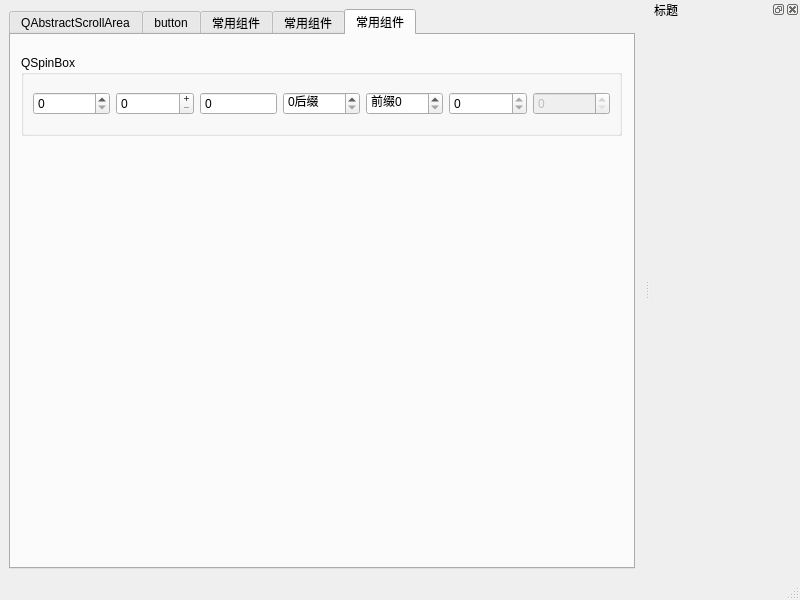
Old version of the form QStyleDemo/QssDemo/mainwindow.ui in the repository mahuifa/QMDemo.
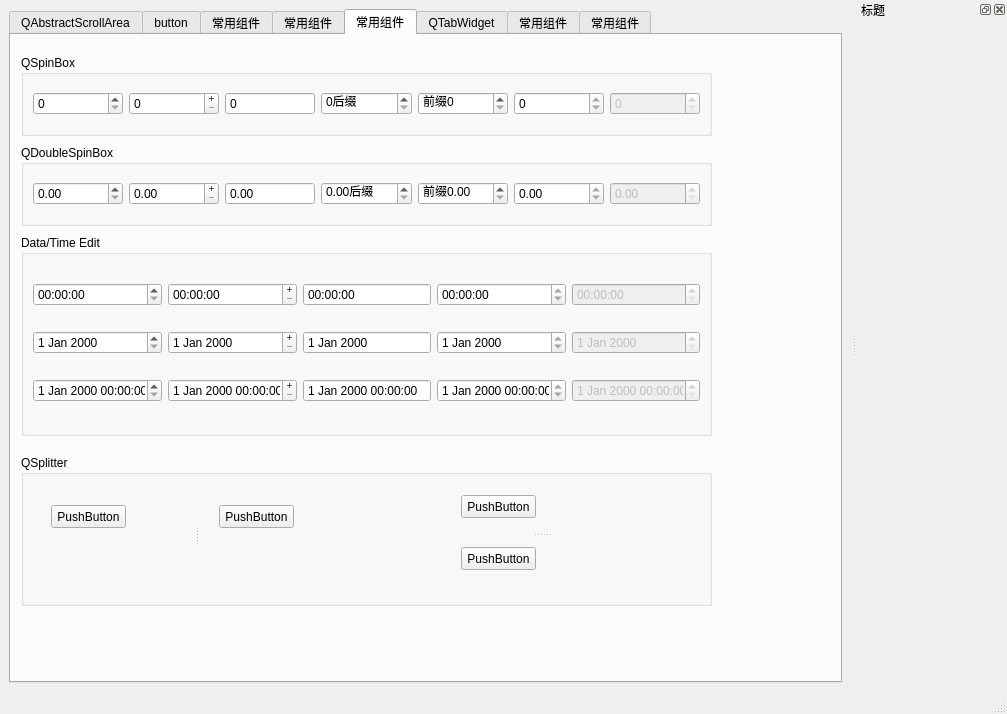
New version of the form. The open tabs and pages were chosen to show the change.

Patch:
```diff
--- a/QStyleDemo/QssDemo/mainwindow.ui
+++ b/QStyleDemo/QssDemo/mainwindow.ui
@@ -6,8 +6,8 @@
    <rect>
     <x>0</x>
     <y>0</y>
-    <width>800</width>
-    <height>600</height>
+    <width>1007</width>
+    <height>714</height>
    </rect>
   </property>
   <property name="windowTitle">
@@ -997,7 +997,7 @@
          <rect>
           <x>10</x>
           <y>20</y>
-          <width>601</width>
+          <width>691</width>
           <height>81</height>
          </rect>
         </property>
@@ -1101,6 +1101,496 @@
          </item>
         </layout>
        </widget>
+       <widget class="QGroupBox" name="groupBox_13">
+        <property name="geometry">
+         <rect>
+          <x>10</x>
+          <y>420</y>
+          <width>691</width>
+          <height>151</height>
+         </rect>
+        </property>
+        <property name="title">
+         <string>QSplitter</string>
+        </property>
+        <widget class="QSplitter" name="splitter">
+         <property name="geometry">
+          <rect>
+           <x>10</x>
+           <y>20</y>
+           <width>331</width>
+           <height>120</height>
+          </rect>
+         </property>
+         <property name="sizePolicy">
+          <sizepolicy hsizetype="Expanding" vsizetype="Expanding">
+           <horstretch>0</horstretch>
+           <verstretch>0</verstretch>
+          </sizepolicy>
+         </property>
+         <property name="orientation">
+          <enum>Qt::Horizontal</enum>
+         </property>
+         <widget class="QWidget" name="widget" native="true">
+          <widget class="QPushButton" name="pushButton_2">
+           <property name="geometry">
+            <rect>
+             <x>20</x>
+             <y>30</y>
+             <width>75</width>
+             <height>23</height>
+            </rect>
+           </property>
+           <property name="text">
+            <string>PushButton</string>
+           </property>
+          </widget>
+         </widget>
+         <widget class="QWidget" name="widget_2" native="true">
+          <widget class="QPushButton" name="pushButton_6">
+           <property name="geometry">
+            <rect>
+             <x>20</x>
+             <y>30</y>
+             <width>75</width>
+             <height>23</height>
+            </rect>
+           </property>
+           <property name="text">
+            <string>PushButton</string>
+           </property>
+          </widget>
+         </widget>
+        </widget>
+        <widget class="QSplitter" name="splitter_2">
+         <property name="geometry">
+          <rect>
+           <x>360</x>
+           <y>20</y>
+           <width>321</width>
+           <height>120</height>
+          </rect>
+         </property>
+         <property name="frameShape">
+          <enum>QFrame::NoFrame</enum>
+         </property>
+         <property name="orientation">
+          <enum>Qt::Vertical</enum>
+         </property>
+         <widget class="QWidget" name="widget_4" native="true">
+          <widget class="QPushButton" name="pushButton_7">
+           <property name="geometry">
+            <rect>
+             <x>80</x>
+             <y>20</y>
+             <width>75</width>
+             <height>23</height>
+            </rect>
+           </property>
+           <property name="text">
+            <string>PushButton</string>
+           </property>
+          </widget>
+         </widget>
+         <widget class="QWidget" name="widget_3" native="true">
+          <widget class="QPushButton" name="pushButton_8">
+           <property name="geometry">
+            <rect>
+             <x>80</x>
+             <y>10</y>
+             <width>75</width>
+             <height>23</height>
+            </rect>
+           </property>
+           <property name="text">
+            <string>PushButton</string>
+           </property>
+          </widget>
+         </widget>
+        </widget>
+       </widget>
+       <widget class="QGroupBox" name="groupBox_15">
+        <property name="geometry">
+         <rect>
+          <x>10</x>
+          <y>110</y>
+          <width>691</width>
+          <height>81</height>
+         </rect>
+        </property>
+        <property name="title">
+         <string>QDoubleSpinBox</string>
+        </property>
+        <layout class="QGridLayout" name="gridLayout_12">
+         <item row="0" column="0">
+          <widget class="QDoubleSpinBox" name="doubleSpinBox">
+           <property name="toolTip">
+            <string>设置使用上下箭头</string>
+           </property>
+          </widget>
+         </item>
+         <item row="0" column="1">
+          <widget class="QDoubleSpinBox" name="doubleSpinBox_2">
+           <property name="toolTip">
+            <string>设置使用加减图标，这里有一个bug，需要设置qss边框才会显示加减图标</string>
+           </property>
+           <property name="buttonSymbols">
+            <enum>QAbstractSpinBox::PlusMinus</enum>
+           </property>
+          </widget>
+         </item>
+         <item row="0" column="2">
+          <widget class="QDoubleSpinBox" name="doubleSpinBox_3">
+           <property name="toolTip">
+            <string>没有调节按键</string>
+           </property>
+           <property name="buttonSymbols">
+            <enum>QAbstractSpinBox::NoButtons</enum>
+           </property>
+          </widget>
+         </item>
+         <item row="0" column="3">
+          <widget class="QDoubleSpinBox" name="doubleSpinBox_4">
+           <property name="toolTip">
+            <string>使用后缀</string>
+           </property>
+           <property name="suffix">
+            <string>后缀</string>
+           </property>
+          </widget>
+         </item>
+         <item row="0" column="4">
+          <widget class="QDoubleSpinBox" name="doubleSpinBox_5">
+           <property name="toolTip">
+            <string>使用前缀</string>
+           </property>
+           <property name="prefix">
+            <string>前缀</string>
+           </property>
+          </widget>
+         </item>
+         <item row="0" column="5">
+          <widget class="QDoubleSpinBox" name="doubleSpinBox_6">
+           <property name="toolTip">
+            <string>设置只读</string>
+           </property>
+           <property name="readOnly">
+            <bool>true</bool>
+           </property>
+          </widget>
+         </item>
+         <item row="0" column="6">
+          <widget class="QDoubleSpinBox" name="doubleSpinBox_7">
+           <property name="enabled">
+            <bool>false</bool>
+           </property>
+           <property name="toolTip">
+            <string>设置禁用</string>
+           </property>
+          </widget>
+         </item>
+        </layout>
+       </widget>
+       <widget class="QGroupBox" name="groupBox_16">
+        <property name="geometry">
+         <rect>
+          <x>10</x>
+          <y>200</y>
+          <width>691</width>
+          <height>201</height>
+         </rect>
+        </property>
+        <property name="title">
+         <string>Data/Time Edit</string>
+        </property>
+        <layout class="QGridLayout" name="gridLayout_13">
+         <item row="0" column="0">
+          <widget class="QTimeEdit" name="timeEdit">
+           <property name="toolTip">
+            <string>设置使用上下箭头</string>
+           </property>
+          </widget>
+         </item>
+         <item row="0" column="1">
+          <widget class="QTimeEdit" name="timeEdit_2">
+           <property name="toolTip">
+            <string>设置使用加减图标，这里有一个bug，需要设置qss边框才会显示加减图标</string>
+           </property>
+           <property name="buttonSymbols">
+            <enum>QAbstractSpinBox::PlusMinus</enum>
+           </property>
+          </widget>
+         </item>
+         <item row="0" column="2">
+          <widget class="QTimeEdit" name="timeEdit_3">
+           <property name="toolTip">
+            <string>没有调节按键</string>
+           </property>
+           <property name="buttonSymbols">
+            <enum>QAbstractSpinBox::NoButtons</enum>
+           </property>
+          </widget>
+         </item>
+         <item row="0" column="3">
+          <widget class="QTimeEdit" name="timeEdit_6">
+           <property name="toolTip">
+            <string>设置只读</string>
+           </property>
+           <property name="readOnly">
+            <bool>true</bool>
+           </property>
+          </widget>
+         </item>
+         <item row="0" column="4">
+          <widget class="QTimeEdit" name="timeEdit_7">
+           <property name="enabled">
+            <bool>false</bool>
+           </property>
+           <property name="toolTip">
+            <string>设置禁用</string>
+           </property>
+          </widget>
+         </item>
+         <item row="1" column="0">
+          <widget class="QDateEdit" name="dateEdit">
+           <property name="toolTip">
+            <string>设置使用上下箭头</string>
+           </property>
+          </widget>
+         </item>
+         <item row="1" column="1">
+          <widget class="QDateEdit" name="dateEdit_2">
+           <property name="toolTip">
+            <string>设置使用加减图标，这里有一个bug，需要设置qss边框才会显示加减图标</string>
+           </property>
+           <property name="buttonSymbols">
+            <enum>QAbstractSpinBox::PlusMinus</enum>
+           </property>
+          </widget>
+         </item>
+         <item row="1" column="2">
+          <widget class="QDateEdit" name="dateEdit_3">
+           <property name="toolTip">
+            <string>没有调节按键</string>
+           </property>
+           <property name="buttonSymbols">
+            <enum>QAbstractSpinBox::NoButtons</enum>
+           </property>
+          </widget>
+         </item>
+         <item row="1" column="3">
+          <widget class="QDateEdit" name="dateEdit_6">
+           <property name="toolTip">
+            <string>设置只读</string>
+           </property>
+           <property name="readOnly">
+            <bool>true</bool>
+           </property>
+          </widget>
+         </item>
+         <item row="1" column="4">
+          <widget class="QDateEdit" name="dateEdit_7">
+           <property name="enabled">
+            <bool>false</bool>
+           </property>
+           <property name="toolTip">
+            <string>设置禁用</string>
+           </property>
+          </widget>
+         </item>
+         <item row="2" column="0">
+          <widget class="QDateTimeEdit" name="dateTimeEdit">
+           <property name="toolTip">
+            <string>设置使用上下箭头</string>
+           </property>
+          </widget>
+         </item>
+         <item row="2" column="1">
+          <widget class="QDateTimeEdit" name="dateTimeEdit_2">
+           <property name="toolTip">
+            <string>设置使用加减图标，这里有一个bug，需要设置qss边框才会显示加减图标</string>
+           </property>
+           <property name="buttonSymbols">
+            <enum>QAbstractSpinBox::PlusMinus</enum>
+           </property>
+          </widget>
+         </item>
+         <item row="2" column="2">
+          <widget class="QDateTimeEdit" name="dateTimeEdit_3">
+           <property name="toolTip">
+            <string>没有调节按键</string>
+           </property>
+           <property name="buttonSymbols">
+            <enum>QAbstractSpinBox::NoButtons</enum>
+           </property>
+          </widget>
+         </item>
+         <item row="2" column="3">
+          <widget class="QDateTimeEdit" name="dateTimeEdit_6">
+           <property name="toolTip">
+            <string>设置只读</string>
+           </property>
+           <property name="readOnly">
+            <bool>true</bool>
+           </property>
+          </widget>
+         </item>
+         <item row="2" column="4">
+          <widget class="QDateTimeEdit" name="dateTimeEdit_7">
+           <property name="enabled">
+            <bool>false</bool>
+           </property>
+           <property name="toolTip">
+            <string>设置禁用</string>
+           </property>
+          </widget>
+         </item>
+        </layout>
+       </widget>
+      </widget>
+      <widget class="QWidget" name="tab_15">
+       <attribute name="title">
+        <string>QTabWidget</string>
+       </attribute>
+       <layout class="QGridLayout" name="gridLayout_14">
+        <item row="0" column="0">
+         <widget class="QGroupBox" name="groupBox_14">
+          <property name="title">
+           <string>QTabWidget</string>
+          </property>
+          <layout class="QGridLayout" name="gridLayout_11">
+           <item row="0" column="1">
+            <widget class="QTabWidget" name="tabWidget_3">
+             <property name="toolTip">
+              <string>tab 形状样式使用Triangular</string>
+             </property>
+             <property name="tabPosition">
+              <enum>QTabWidget::South</enum>
+             </property>
+             <property name="tabShape">
+              <enum>QTabWidget::Triangular</enum>
+             </property>
+             <property name="currentIndex">
+              <number>1</number>
+             </property>
+             <property name="elideMode">
+              <enum>Qt::ElideNone</enum>
+             </property>
+             <widget class="QWidget" name="tab_8">
+              <attribute name="title">
+               <string>Tab 1</string>
+              </attribute>
+             </widget>
+             <widget class="QWidget" name="tab_9">
+              <attribute name="title">
+               <string>Tab 2</string>
+              </attribute>
+             </widget>
+            </widget>
+           </item>
+           <item row="1" column="0">
+            <widget class="QTabWidget" name="tabWidget_4">
+             <property name="toolTip">
+              <string>Tab页可移动</string>
+             </property>
+             <property name="tabPosition">
+              <enum>QTabWidget::West</enum>
+             </property>
+             <property name="tabsClosable">
+              <bool>false</bool>
+             </property>
+             <property name="movable">
+              <bool>true</bool>
+             </property>
+             <widget class="QWidget" name="tab_10">
+              <attribute name="title">
+               <string>Tab 1</string>
+              </attribute>
+             </widget>
+             <widget class="QWidget" name="tab_11">
+              <attribute name="title">
+               <string>Tab 2</string>
+              </attribute>
+             </widget>
+            </widget>
+           </item>
+           <item row="0" column="0">
+            <widget class="QTabWidget" name="tabWidget_2">
+             <property name="toolTip">
+              <string>可关闭tab，当tab数 等于1 时隐藏掉上方的选项卡</string>
+             </property>
+             <property name="tabPosition">
+              <enum>QTabWidget::North</enum>
+             </property>
+             <property name="currentIndex">
+              <number>0</number>
+             </property>
+             <property name="elideMode">
+              <enum>Qt::ElideNone</enum>
+             </property>
+             <property name="usesScrollButtons">
+              <bool>true</bool>
+             </property>
+             <property name="tabsClosable">
+              <bool>true</bool>
+             </property>
+             <property name="tabBarAutoHide">
+              <bool>true</bool>
+             </property>
+             <widget class="QWidget" name="tab_6">
+              <attribute name="title">
+               <string>Tab 1</string>
+              </attribute>
+             </widget>
+             <widget class="QWidget" name="tab_7">
+              <attribute name="title">
+               <string>Tab 2</string>
+              </attribute>
+             </widget>
+             <widget class="QWidget" name="tab_14">
+              <attribute name="title">
+               <string>tab 3</string>
+              </attribute>
+             </widget>
+            </widget>
+           </item>
+           <item row="1" column="1">
+            <widget class="QTabWidget" name="tabWidget_5">
+             <property name="toolTip">
+              <string>使用documentMode（文档模式）</string>
+             </property>
+             <property name="tabPosition">
+              <enum>QTabWidget::East</enum>
+             </property>
+             <property name="documentMode">
+              <bool>true</bool>
+             </property>
+             <widget class="QWidget" name="tab_12">
+              <attribute name="title">
+               <string>Tab 1</string>
+              </attribute>
+             </widget>
+             <widget class="QWidget" name="tab_13">
+              <attribute name="title">
+               <string>Tab 2</string>
+              </attribute>
+             </widget>
+            </widget>
+           </item>
+          </layout>
+         </widget>
+        </item>
+       </layout>
+      </widget>
+      <widget class="QWidget" name="tab_16">
+       <attribute name="title">
+        <string>常用组件</string>
+       </attribute>
+      </widget>
+      <widget class="QWidget" name="tab_17">
+       <attribute name="title">
+        <string>常用组件</string>
+       </attribute>
       </widget>
      </widget>
     </item>
```
Left out of the diff: 128 changed lines with no effect on the pictures.
